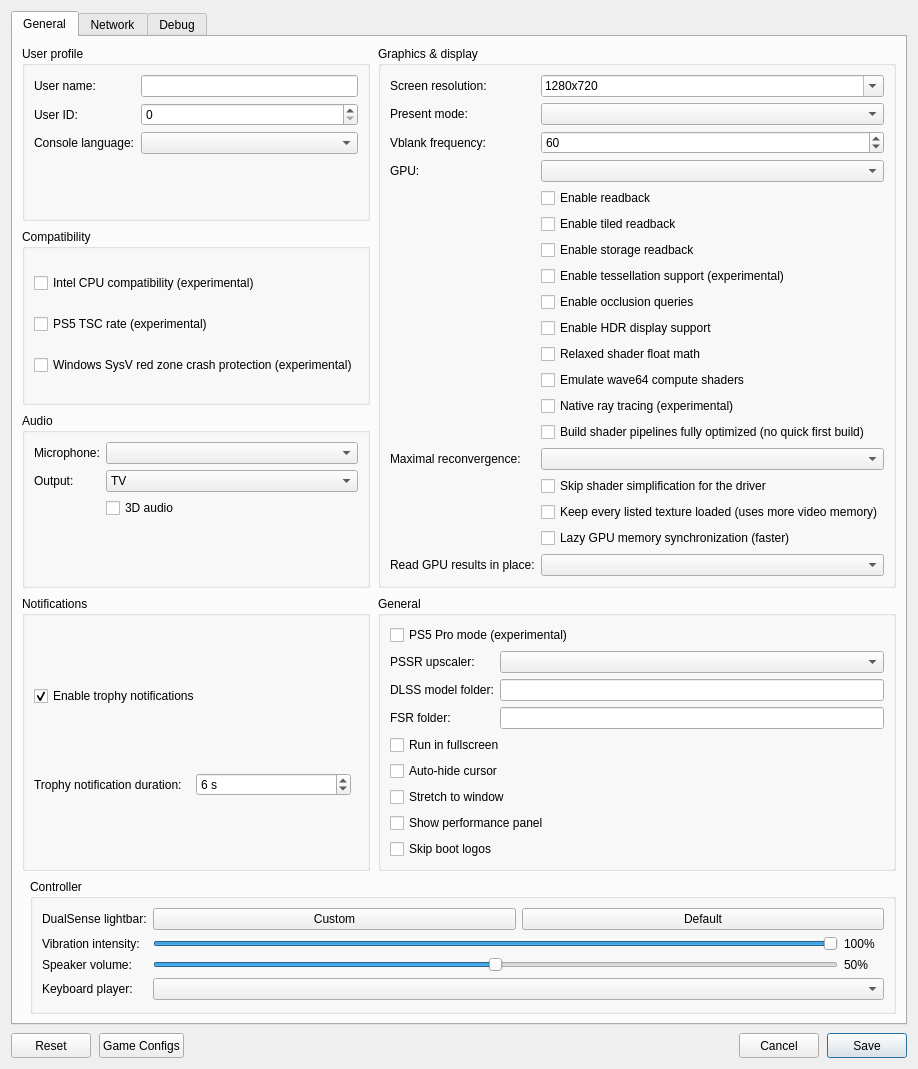
First picture: the form in src/launcher/forms/configuration_edit_dialog.ui, repository CarRamRod-963/KytyPS5, before the edit.
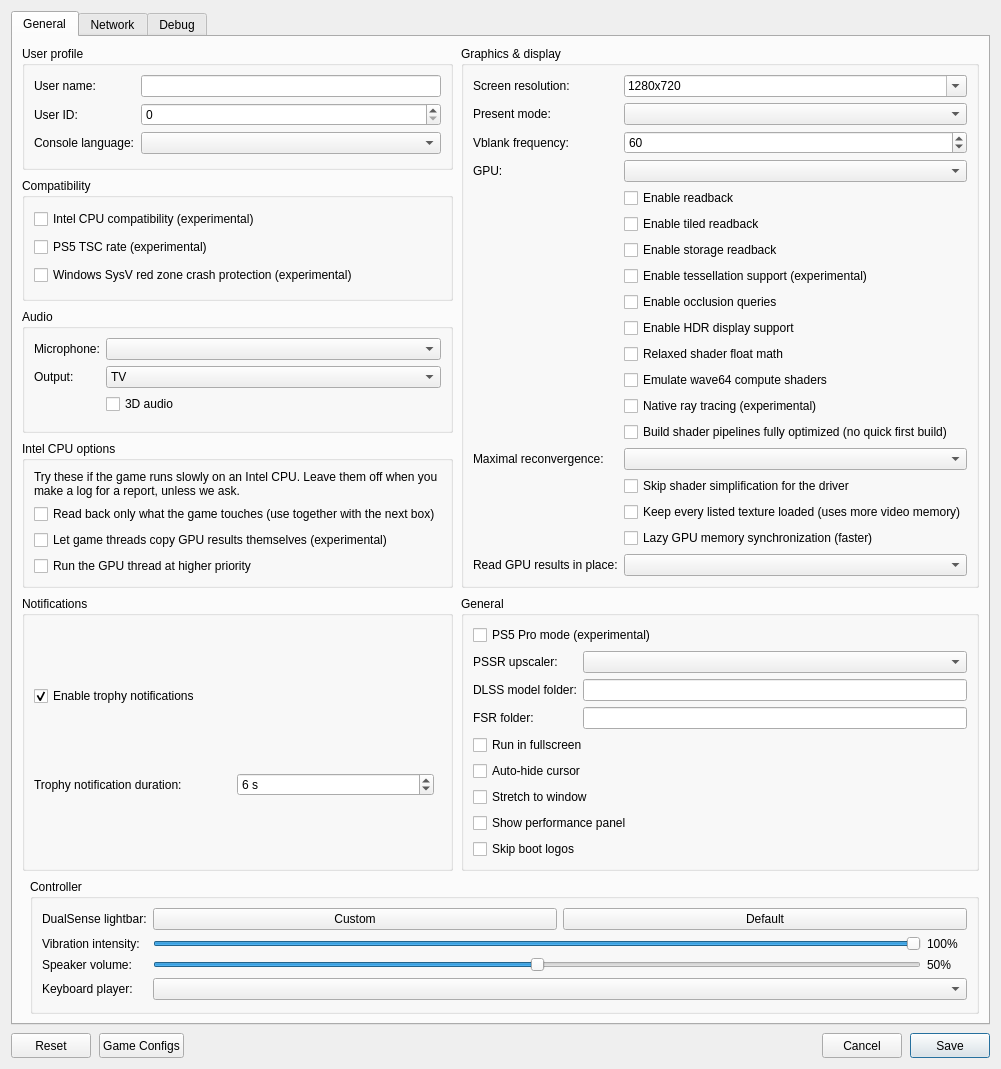
Second picture: the form after the edit. Custom widgets are drawn as their Qt base class.

Commit message: launcher: add the Intel CPU options group

The edit to the form file:
```diff
--- a/src/launcher/forms/configuration_edit_dialog.ui
+++ b/src/launcher/forms/configuration_edit_dialog.ui
@@ -119,7 +119,38 @@
            </layout>
           </widget>
          </item>
-         <item row="0" column="1" rowspan="3">
+         <item row="3" column="0">
+          <widget class="QGroupBox" name="intel_cpu_group">
+           <property name="title"><string>Intel CPU options</string></property>
+           <layout class="QVBoxLayout" name="intelCpuLayout">
+            <item>
+             <widget class="QLabel" name="label_intel_cpu_hint">
+              <property name="text"><string>Try these if the game runs slowly on an Intel CPU. Leave them off when you make a log for a report, unless we ask.</string></property>
+              <property name="wordWrap"><bool>true</bool></property>
+             </widget>
+            </item>
+            <item>
+             <widget class="QCheckBox" name="checkBox_narrow_readbacks">
+              <property name="toolTip"><string>Read back from the GPU only the memory pages the game asks for instead of a larger block around them. Fewer bytes, but many more small reads, which is slower on its own on some PCs; use it together with the next box.</string></property>
+              <property name="text"><string>Read back only what the game touches (use together with the next box)</string></property>
+             </widget>
+            </item>
+            <item>
+             <widget class="QCheckBox" name="checkBox_guest_thread_readbacks">
+              <property name="toolTip"><string>Let a game thread that waits for GPU results copy them itself, which takes this work off the emulator's graphics thread. Experimental: one startup crash in testing is not explained yet.</string></property>
+              <property name="text"><string>Let game threads copy GPU results themselves (experimental)</string></property>
+             </widget>
+            </item>
+            <item>
+             <widget class="QCheckBox" name="checkBox_gpu_thread_priority">
+              <property name="toolTip"><string>Run the emulator's graphics thread above normal priority. Helps on CPUs with slow and fast cores, where Windows may move it to a slow core.</string></property>
+              <property name="text"><string>Run the GPU thread at higher priority</string></property>
+             </widget>
+            </item>
+           </layout>
+          </widget>
+         </item>
+         <item row="0" column="1" rowspan="4">
           <widget class="QGroupBox" name="graphics_group">
            <property name="title">
             <string>Graphics &amp;&amp; display</string>
@@ -282,7 +313,7 @@
            </layout>
           </widget>
          </item>
-         <item row="3" column="0">
+         <item row="4" column="0">
           <widget class="QGroupBox" name="notifications_group">
            <property name="title"><string>Notifications</string></property>
            <layout class="QVBoxLayout" name="notificationsLayout">
@@ -320,7 +351,7 @@
            </layout>
           </widget>
          </item>
-         <item row="3" column="1">
+         <item row="4" column="1">
           <widget class="QGroupBox" name="general_group">
            <property name="title"><string>General</string></property>
            <layout class="QVBoxLayout" name="generalLayout">
```
The commit also changes 4 other files.
